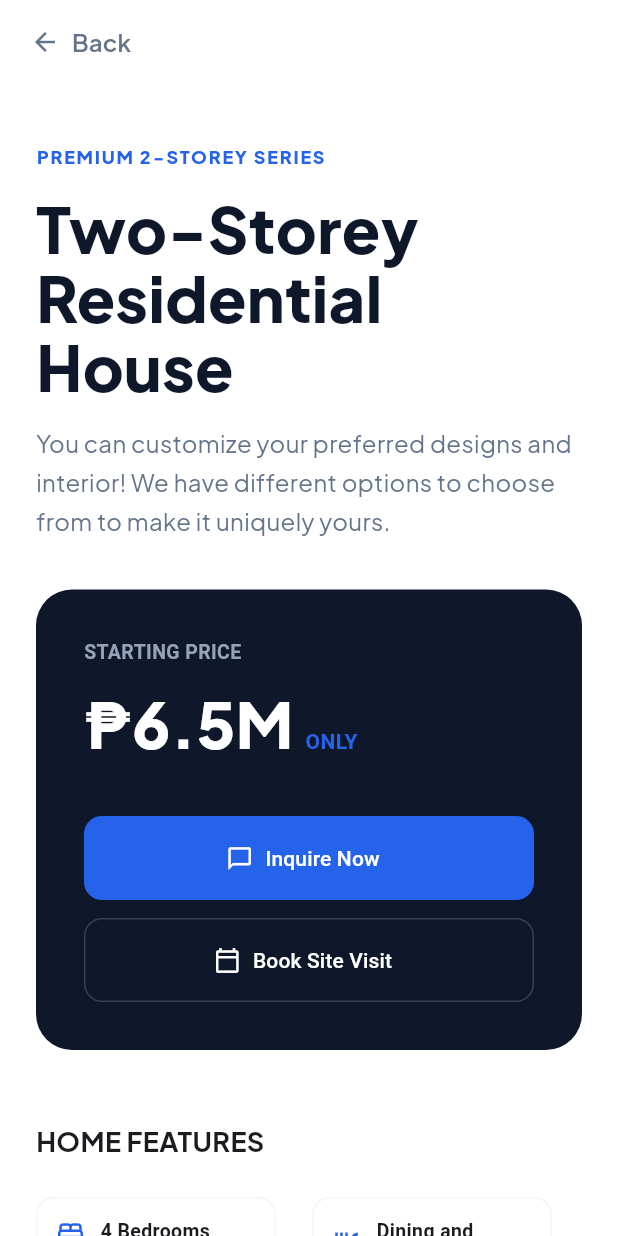
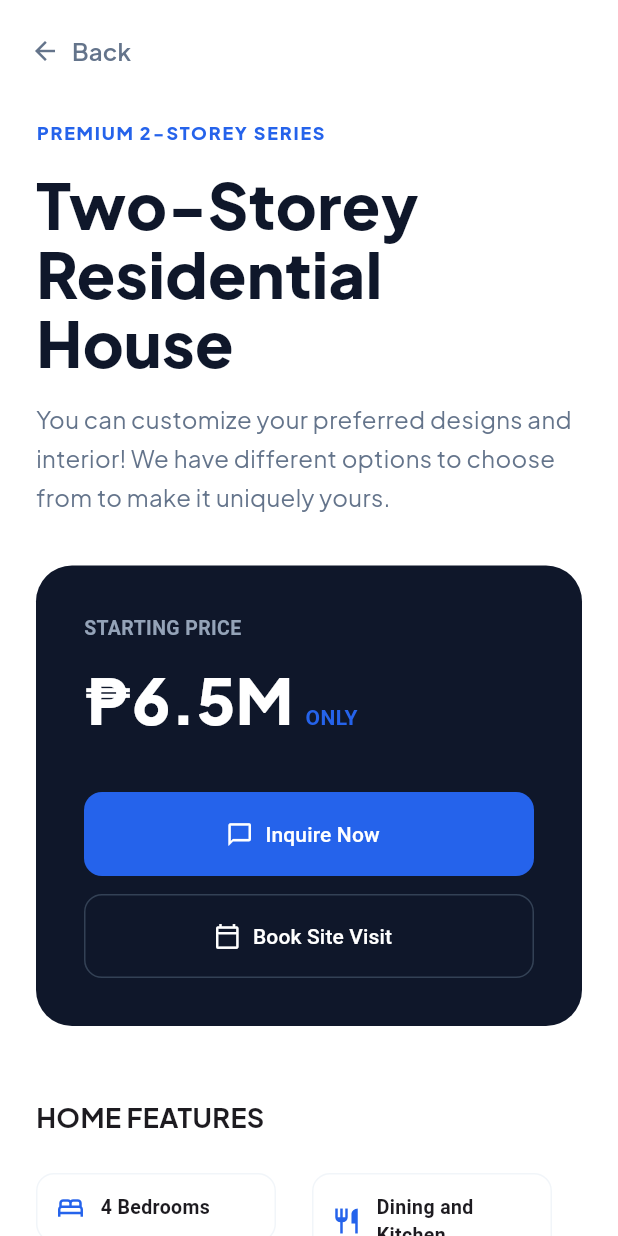
Before and after one commit to MrRajiii/rsb-corp, a Flutter app: the TwoStoreyView screen opened by its route, on a phone screen of 412 x 824 dp. Run offline on Flutter 3.47's test engine with Material 3 defaults, Android fonts, the phone set to English and light mode, and no system bars; our stand-ins replace cloud_firestore, firebase_core, google_fonts, stacked, stacked_services, stacked_shared; accounts and stored records are empty.

Commit message:
Added officers full name, and fix the mobile layout issue.

```diff
--- a/lib/ui/views/home/widgets/location_section.dart
+++ b/lib/ui/views/home/widgets/location_section.dart
@@ -7,7 +7,7 @@ class LocationSection extends StatelessWidget {
 
   Future<void> _openGoogleMaps() async {
     const String googleMapsUrl =
-        "https://www.google.com/maps/search/?api=1&query=Magsaysay+Private+Rd+Baguio+City";
+        "https://www.google.com/maps/place/Kumon+Lower+Magsaysay+(Baguio)+Center/@16.4234314,120.5908943,17z/data=!3m1!4b1!4m6!3m5!1s0x3391a330f0078477:0x9f657523fe3b8c86!8m2!3d16.4234263!4d120.5934692!16s%2Fg%2F11v9kmkm9d?entry=ttu&g_ep=EgoyMDI2MDExOS4wIKXMDSoASAFQAw%3D%3D";
     final Uri url = Uri.parse(googleMapsUrl);
     if (!await launchUrl(url, mode: LaunchMode.externalApplication)) {
       throw Exception('Could not launch $url');
--- a/lib/ui/views/two_storey/two_storey_view.dart
+++ b/lib/ui/views/two_storey/two_storey_view.dart
@@ -12,45 +12,27 @@ class TwoStoreyView extends StackedView<TwoStoreyViewModel> {
     double width = MediaQuery.of(context).size.width;
     bool isMobile = width < 1100;
 
-    // 1. Wrap in PopScope to intercept browser/gesture back actions
     return PopScope(
-      canPop: false, // Prevent default pop behavior
+      canPop: false,
       onPopInvokedWithResult: (didPop, result) {
         if (didPop) return;
-        // Trigger the safe navigation logic from ViewModel
         viewModel.handleBack(Navigator.of(context).canPop());
       },
       child: Scaffold(
         backgroundColor: Colors.white,
-        appBar: AppBar(
-          backgroundColor: Colors.white,
-          elevation: 0,
-          scrolledUnderElevation: 0,
-          automaticallyImplyLeading: false,
-          titleSpacing: 0,
-          title: Padding(
-            padding: const EdgeInsets.only(left: 8.0),
-            child: TextButton.icon(
-              onPressed: () {
-                // 2. Use the same safe logic for the UI Back Button
-                viewModel.handleBack(Navigator.of(context).canPop());
-              },
-              icon: const Icon(Icons.arrow_back,
-                  size: 20, color: Color(0xFF64748B)),
-              label: Text(
-                "Back",
-                style: GoogleFonts.plusJakartaSans(
-                  color: const Color(0xFF64748B),
-                  fontWeight: FontWeight.w600,
-                  fontSize: 16,
+        // REMOVED: appBar property is gone to allow for custom sticky alignment
+        body: SafeArea(
+          child: Stack(
+            children: [
+              // 1. MAIN SCROLLABLE CONTENT
+              SingleChildScrollView(
+                // Added top padding (80) so content starts below the back button
+                padding: EdgeInsets.only(
+                  left: isMobile ? 24 : width * 0.08,
+                  right: isMobile ? 24 : width * 0.08,
+                  top: 80,
+                  bottom: 40,
                 ),
-              ),
-            ),
-          ),
-        ),
-        body: SingleChildScrollView(
-          padding: EdgeInsets.symmetric(
-              horizontal: isMobile ? 24 : width * 0.08, vertical: 40),
                 child: Flex(
                   direction: isMobile ? Axis.vertical : Axis.horizontal,
                   crossAxisAlignment: CrossAxisAlignment.start,
@@ -70,10 +52,48 @@ class TwoStoreyView extends StackedView<TwoStoreyViewModel> {
                         ],
                       ),
                     ),
-              SizedBox(width: isMobile ? 0 : 80, height: isMobile ? 60 : 0),
+                    SizedBox(
+                        width: isMobile ? 0 : 80, height: isMobile ? 60 : 0),
                     Expanded(
                       flex: isMobile ? 0 : 3,
                       child: const _ProjectGallery(),
+                    ),
+                  ],
+                ),
+              ),
+
+              // 2. STICKY BACK BUTTON (Matching FinishedProjectsView exactly)
+              Positioned(
+                top: 0,
+                left: 0,
+                right: 0,
+                child: Container(
+                  // Using white with slight opacity for a modern sticky feel
+                  color: Colors.white.withOpacity(0.9),
+                  padding:
+                      const EdgeInsets.only(left: 8.0, top: 10, bottom: 10),
+                  child: Align(
+                    alignment: Alignment.centerLeft,
+                    child: TextButton.icon(
+                      onPressed: () {
+                        viewModel.handleBack(Navigator.of(context).canPop());
+                      },
+                      icon: const Icon(
+                        Icons.arrow_back,
+                        size: 20,
+                        color: Color(0xFF64748B),
+                      ),
+                      label: Text(
+                        "Back",
+                        style: GoogleFonts.plusJakartaSans(
+                          color: const Color(0xFF64748B),
+                          fontWeight: FontWeight.w600,
+                          fontSize: 16,
+                        ),
+                      ),
+                    ),
+                  ),
+                ),
               ),
             ],
           ),
```
Also changed, not shown: lib/ui/views/bungalow/bungalow_view.dart (+51 -33 lines), lib/ui/views/company_profile/company_lineup_widget.dart (+15 -15 lines), lib/ui/views/constructionworks/constructionworks_view.dart (+46 -32 lines), lib/ui/views/interiordesign/interiordesign_view.dart (+47 -36 lines). Lines whose indentation alone changed are shown as unchanged.
